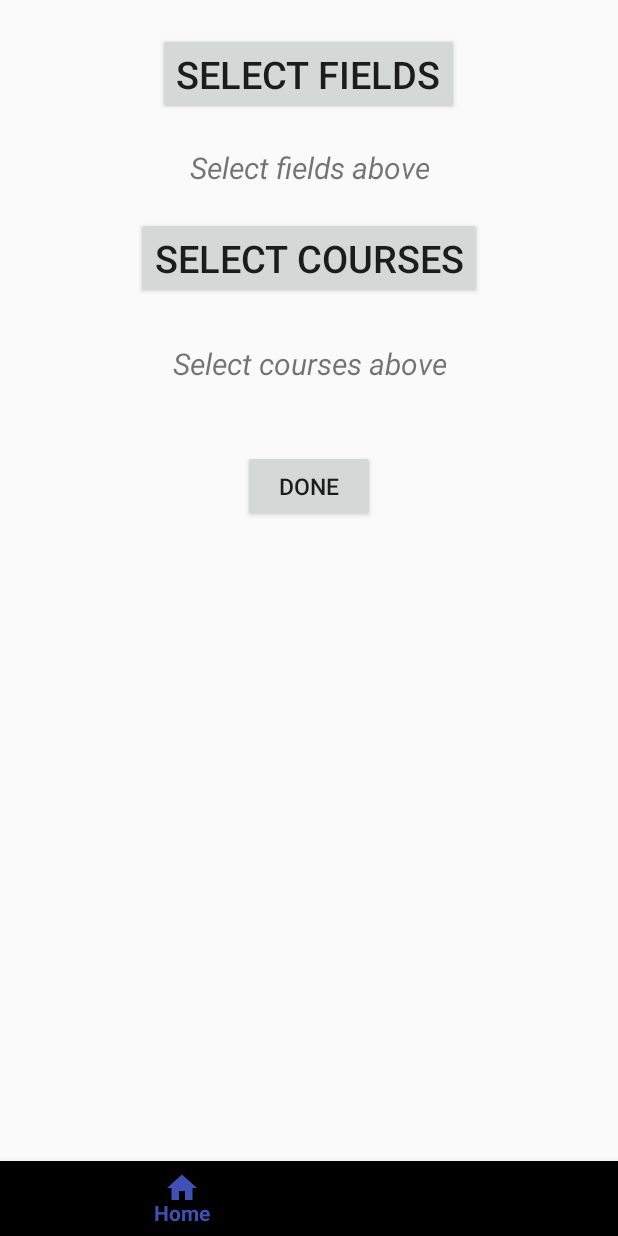
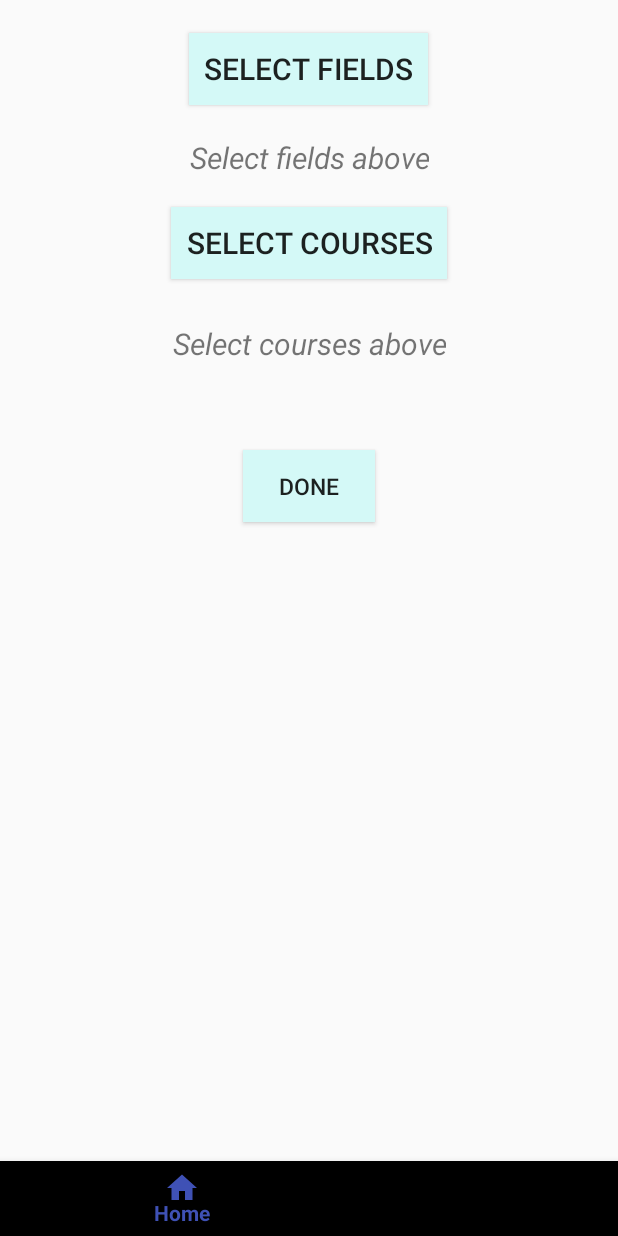
Before and after one commit to gertanoh/ForeignFriendApp, an Android app: the FilterActivity screen opened directly, with no data from a screen before it, on a phone screen of 412 x 824 dp. Run offline under Robolectric (Android 15) with nearby library versions, the phone set to English and light mode, and no system bars; our stand-ins replace Firebase (no records; nobody signed in at launch, a user with empty details on screens opened directly).

Commit message:
XML stuff, colorchanges

```diff
--- a/app/src/main/res/layout/activity_filter.xml
+++ b/app/src/main/res/layout/activity_filter.xml
@@ -26,6 +26,7 @@
         />
 
     <Button
+        android:background="#d4f9f7"
         android:elevation="0dp"
         android:text="DONE"
         android:textAlignment="center"
@@ -50,11 +51,13 @@
         android:textAlignment="center" />
 
     <Button
-        android:elevation="0dp"
+        android:background="#d4f9f7"
         android:text="Select fields"
         android:textAlignment="center"
         android:layout_width="wrap_content"
-        android:textSize="25dp"
+        android:textSize="20dp"
+        android:elevation="4dp"
+        android:padding="10dp"
         android:layout_height="wrap_content"
         android:layout_marginTop="22dp"
         android:id="@+id/fieldbtn"
@@ -62,9 +65,12 @@
         android:layout_centerHorizontal="true" />
 
     <Button
+        android:background="#d4f9f7"
         android:text="Select courses"
         android:layout_width="wrap_content"
-        android:textSize="25dp"
+        android:textSize="20dp"
+        android:elevation="4dp"
+        android:padding="10dp"
         android:layout_height="wrap_content"
         android:layout_marginTop="19dp"
         android:id="@+id/coursebtn"
--- a/app/src/main/res/layout/activity_student_online.xml
+++ b/app/src/main/res/layout/activity_student_online.xml
@@ -65,7 +65,7 @@
                     android:layout_height="0dp"
                     android:layout_margin="5dp"
                     android:layout_marginTop="30dp"
-                    android:background="#c2ff9c"
+                    android:background="#d4f9f7"
                     android:clickable="true"
                     android:elevation="4dp"
                     android:padding="20dp"
@@ -83,7 +83,7 @@
                     android:layout_marginBottom="3dp"
                     android:layout_marginTop="3dp"
                     android:layout_marginLeft="40dp"
-                    android:background="#c2ff9c"
+                    android:background="#d4f9f7"
                     android:clickable="true"
                     android:elevation="4dp"
                     android:padding="20dp"
@@ -97,7 +97,7 @@
                     android:layout_width="match_parent"
                     android:layout_height="0dp"
                     android:layout_margin="5dp"
-                    android:background="#c2ff9c"
+                    android:background="#d4f9f7"
                     android:clickable="true"
                     android:elevation="4dp"
                     android:padding="20dp"
```
Also changed, not shown: app/src/main/res/layout/activity_profile.xml (+4 -4 lines).
